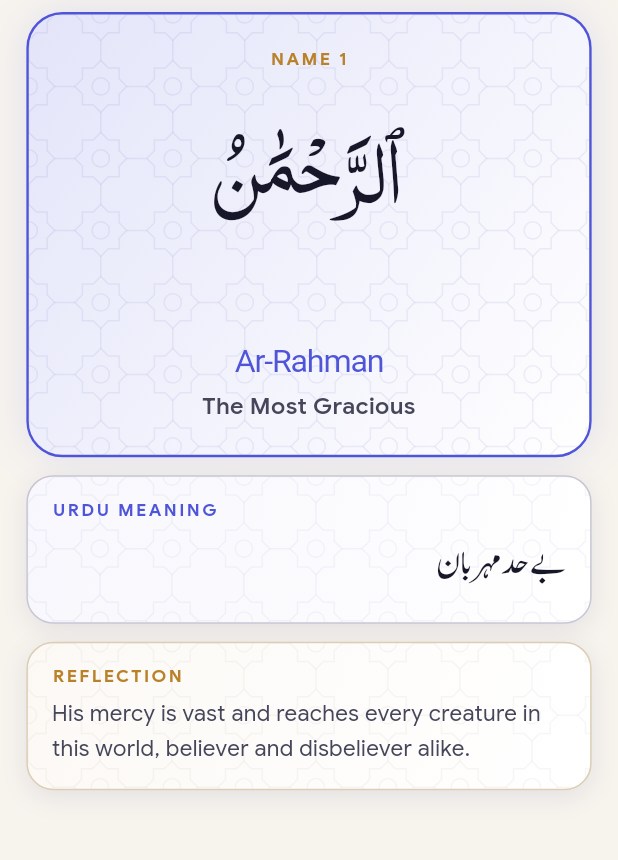
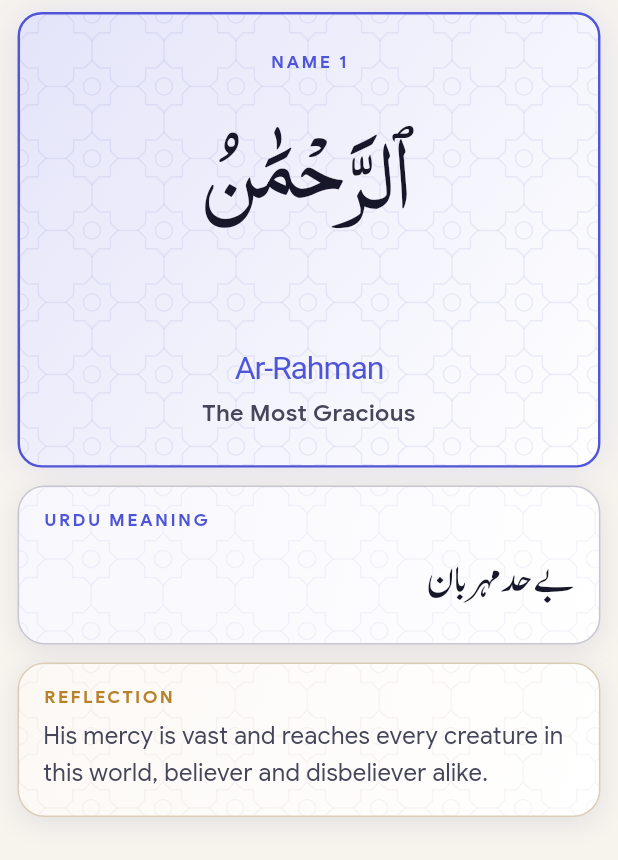
Before and after one commit to muzzammil763/Asmaul-Husna, a Flutter app: the _NamePage widget shown alone on an empty page, opened directly with sample values from the repository, on a phone screen of 412 x 824 dp. Shown: the top 860 px of the screen. Run offline on Flutter 3.47's test engine with Material 3 defaults, Android fonts, the phone set to English and light mode, and no system bars; our stand-ins replace shared_preferences; accounts and stored records are empty.

Commit message:
style: larger Arabic and Urdu on name detail, centred nav buttons
Co-Authored-By: Claude Opus 5.5 <noreply@anthropic.com>

```diff
--- a/lib/src/detail/name_detail_screen.dart
+++ b/lib/src/detail/name_detail_screen.dart
@@ -73,7 +73,7 @@ class _NameDetailScreenState extends State<NameDetailScreen> {
               child: Column(
                 children: [
                   Padding(
-                    padding: const EdgeInsets.fromLTRB(14, 8, 14, 4),
+                    padding: const EdgeInsets.fromLTRB(12, 8, 12, 4),
                     child: Row(
                       children: [
                         HeaderButton(
@@ -121,7 +121,7 @@ class _NameDetailScreenState extends State<NameDetailScreen> {
                     ),
                   ),
                   Padding(
-                    padding: const EdgeInsets.fromLTRB(18, 6, 18, 12),
+                    padding: const EdgeInsets.fromLTRB(12, 6, 12, 12),
                     child: Row(
                       children: [
                         _NavButton(
@@ -131,7 +131,7 @@ class _NameDetailScreenState extends State<NameDetailScreen> {
                               : null,
                           onTap: _index > 0 ? () => _go(-1) : null,
                         ),
-                        const SizedBox(width: 10),
+                        const SizedBox(width: 8),
                         _NavButton(
                           icon: Icons.chevron_right_rounded,
                           trailingIcon: true,
@@ -164,19 +164,19 @@ class _NamePage extends StatelessWidget {
     final p = context.palette;
     final s = SettingsStore.instance;
     return ListView(
-      padding: EdgeInsets.fromLTRB(context.r(18), 8, context.r(18), 16),
+      padding: EdgeInsets.fromLTRB(context.r(12), 8, context.r(12), 16),
       children: [
         PatternCard(
           highlight: true,
           intensity: 2,
-          radius: 24,
+          radius: 16,
           padding: EdgeInsets.symmetric(
-            horizontal: 18,
-            vertical: context.r(22),
+            horizontal: 12,
+            vertical: context.r(24),
           ),
           child: Column(
             children: [
-              Eyebrow('NAME ${name.number}', color: p.gold),
+              Eyebrow('NAME ${name.number}', color: p.accent),
               SizedBox(height: context.r(10)),
               Padding(
                 padding: EdgeInsets.symmetric(vertical: context.r(18)),
@@ -188,8 +188,7 @@ class _NamePage extends StatelessWidget {
                     textDirection: TextDirection.rtl,
                     style: TextStyle(
                       fontFamily: AppFonts.arabic,
-                      fontSize: context.r(84) * s.arabicScale,
-                      height: 1.5,
+                      fontSize: context.r(92) * s.arabicScale,
                       color: p.title,
                     ),
                   ),
@@ -227,7 +226,7 @@ class _NamePage extends StatelessWidget {
               textDirection: TextDirection.rtl,
               style: TextStyle(
                 fontFamily: AppFonts.urdu,
-                fontSize: context.r(28),
+                fontSize: context.r(32),
                 height: 1.7,
                 color: p.title,
               ),
@@ -240,7 +239,7 @@ class _NamePage extends StatelessWidget {
           tint: p.gold,
           child: Text(
             name.explanation,
-            style: TextStyle(fontSize: 15, height: 1.55, color: p.body),
+            style: TextStyle(fontSize: 16, height: 1.55, color: p.body),
           ),
         ),
       ],
@@ -316,9 +315,7 @@ class _NavButton extends StatelessWidget {
             child: SizedBox(
               height: 48,
               child: Row(
-                mainAxisAlignment: trailingIcon
-                    ? MainAxisAlignment.end
-                    : MainAxisAlignment.start,
+                mainAxisAlignment:  MainAxisAlignment.center,
                 children: trailingIcon
                     ? [
                         const SizedBox(width: 12),
```
